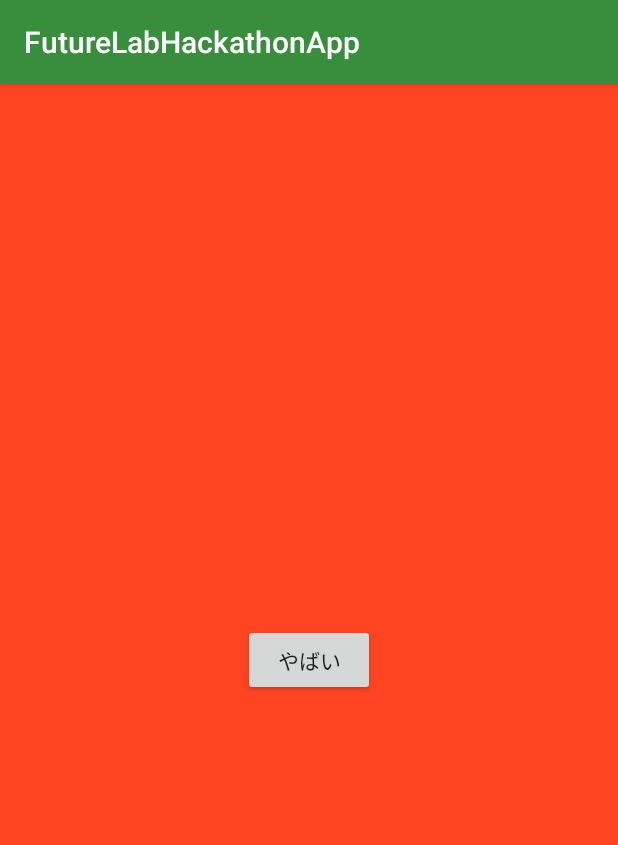
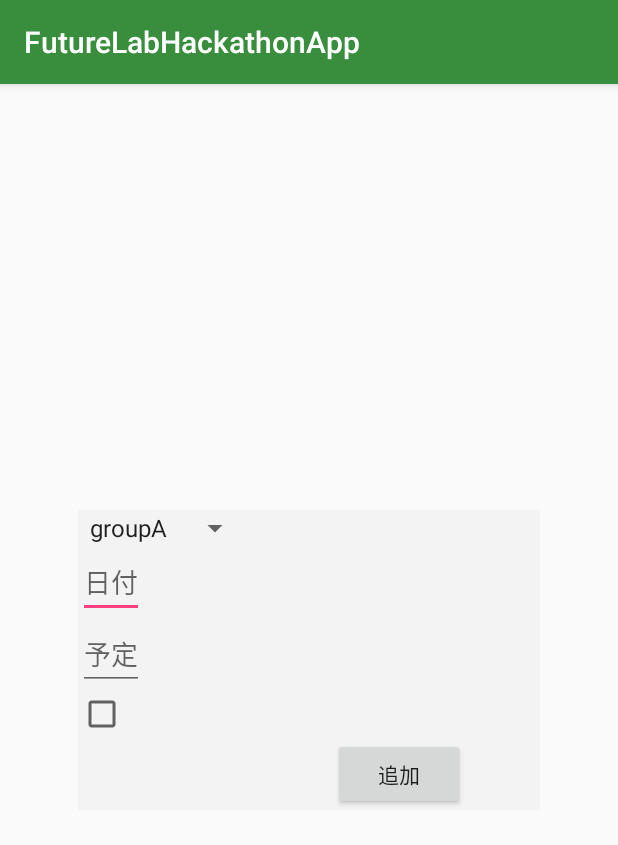
Before and after one commit to kcg-edu-future-lab/Hack201801-TeamZ, an Android app: the fragment HomeFragment shown on its own in the app's theme, on a phone screen of 412 x 824 dp. Shown: the top 845 px of the screen. Run offline under Robolectric (Android 15) with nearby library versions, the phone set to English and light mode, and no system bars; our stand-ins replace data binding.

Commit message:
動く段階のやつ

```diff
--- a/native/app/build.gradle
+++ b/native/app/build.gradle
@@ -54,6 +54,7 @@ dependencies {
     compile 'com.squareup.picasso:picasso:2.5.2'
     // ウィジェット
     compile 'com.roughike:bottom-bar:2.3.1'
+    implementation 'com.android.support:recyclerview-v7:26.1.0'
     // アニメ
     compile 'com.github.florent37:viewanimator:1.0.5'
     // FB
--- a/native/app/src/main/kotlin/com/gumio_inf/futurelabhackathonapp/models/api/FutureServices.kt
+++ b/native/app/src/main/kotlin/com/gumio_inf/futurelabhackathonapp/models/api/FutureServices.kt
@@ -16,4 +16,7 @@ interface FutureServices {
 
     @POST("fcm/send")
     fun sendEmergency(@Body body: HashMap<String, String>): Observable<Void>
+
+    @POST("api/sendInfo")
+    fun sendInput(@Body task: String, time: String, detail: String, nekonote: Boolean)
 }
--- a/native/app/src/main/kotlin/com/gumio_inf/futurelabhackathonapp/views/fragment/HomeFragment.kt
+++ b/native/app/src/main/kotlin/com/gumio_inf/futurelabhackathonapp/views/fragment/HomeFragment.kt
@@ -1,11 +1,20 @@
 package com.gumio_inf.futurelabhackathonapp.views.fragment
 
+import android.databinding.DataBindingUtil
 import android.os.Bundle
 import android.support.v4.app.Fragment
+import android.util.Log
 import android.view.LayoutInflater
 import android.view.View
 import android.view.ViewGroup
+import android.widget.AdapterView
+import android.widget.AdapterView.OnItemSelectedListener
+import android.widget.Spinner
 import com.gumio_inf.futurelabhackathonapp.R
+import com.gumio_inf.futurelabhackathonapp.databinding.FragmentHomeBinding
+import com.gumio_inf.futurelabhackathonapp.models.api.FutureServices
+
+
 
 
 /**
@@ -18,7 +27,49 @@ import com.gumio_inf.futurelabhackathonapp.R
  */
 class HomeFragment : FutureBaseFragment() {
 
+    private var mBinding: FragmentHomeBinding? = null
+    private var mClient: FutureServices? = null
+
+    private var mTaskText: String? = null
+
     override fun onCreateView(inflater: LayoutInflater, container: ViewGroup?, savedInstanceState: Bundle?) : View {
-        return inflater.inflate(R.layout.fragment_home, container, false)
+        mBinding = DataBindingUtil.inflate(inflater, R.layout.fragment_home, container, false)
+        return mBinding?.root!!
+    }
+
+    override fun onCreate(savedInstanceState: Bundle?) {
+        super.onCreate(savedInstanceState)
+//        mBinding?.sendYabai?.setOnClickListener {
+//            App().client().sendEmergency()
+//        }
+
+        // リスナーを登録
+        mBinding?.taskText?.onItemSelectedListener = object : OnItemSelectedListener {
+            //　アイテムが選択された時
+            override fun onItemSelected(parent: AdapterView<*>,
+                                        view: View, position: Int, id: Long) {
+                val spinner = parent as Spinner
+                val item = spinner.selectedItem as String
+                mTaskText = item
+                Log.d("task:", mTaskText)
+            }
+            //　アイテムが選択されなかった
+            override fun onNothingSelected(parent: AdapterView<*>) {}
+        }
+
+        mBinding?.sendButton?.setOnClickListener {
+
+            Log.d("task:", mTaskText)
+            Log.d("time:", mBinding?.timeText?.text.toString())
+            Log.d("detail:", mBinding?.detailsText?.text.toString())
+            Log.d("yabai:", mBinding?.yabaiCheck?.isChecked!!.toString())
+
+//            mClient?.sendInput(
+//                    mTaskText!!,
+//                    mBinding?.timeText?.text.toString(),
+//                    mBinding?.detailsText?.text.toString(),
+//                    mBinding?.yabaiCheck?.isChecked!!
+//            )
+        }
     }
 }
--- a/native/app/src/main/res/layout/fragment_home.xml
+++ b/native/app/src/main/res/layout/fragment_home.xml
@@ -4,14 +4,49 @@
         xmlns:tools="http://schemas.android.com/tools"
         android:layout_width="match_parent"
         android:layout_height="match_parent"
-        android:background="#ff42"
+        android:padding="16dp"
         tools:context=".views.fragment.HomeFragment">
 
-        <Button
-            android:layout_width="wrap_content"
+
+
+        <LinearLayout
+            android:layout_centerInParent="true"
+            android:layout_width="match_parent"
             android:layout_height="wrap_content"
-            android:layout_centerInParent="true"
-            android:text="やばい" />
+            android:background="@color/background_holo_light"
+            android:layout_margin="36dp"
+            android:orientation="vertical">
 
+            <Spinner
+                android:id="@+id/task_text"
+                android:layout_width="wrap_content"
+                android:layout_height="wrap_content"
+                android:entries="@array/task"
+                android:spinnerMode="dialog" />
+
+            <EditText
+                android:id="@+id/time_text"
+                android:layout_width="wrap_content"
+                android:layout_height="wrap_content"
+                android:hint="日付" />
+
+            <EditText
+                android:id="@+id/details_text"
+                android:layout_width="wrap_content"
+                android:layout_height="wrap_content"
+                android:hint="予定" />
+
+            <CheckBox
+                android:id="@+id/yabai_check"
+                android:layout_width="wrap_content"
+                android:layout_height="wrap_content" />
+
+            <Button
+                android:id="@+id/send_button"
+                android:layout_marginLeft="170dp"
+                android:layout_width="wrap_content"
+                android:layout_height="wrap_content"
+                android:text="追加"/>
+        </LinearLayout>
     </RelativeLayout>
 </layout>
--- a/native/app/src/main/res/values/strings.xml
+++ b/native/app/src/main/res/values/strings.xml
@@ -5,4 +5,10 @@
     <string name="hello_blank_fragment">Hello blank fragment</string>
 
     <string name="server_key">key=AAAAxCqd7UU:APA91bH91BULddr7wo_4tYsQMRtmWwavC_TgR6jOZcoJ8JY1-hW2gHVAuw7ZqTIoFScfmQbHWSIVQfkWX0YL8GYWdD0f4bGLnMbSoWM75eV0VTA7it9gNd92Wz2040Kijcs7qBd_ZdU1</string>
+
+    <string-array name="task">
+        <item>groupA</item>
+        <item>groupB</item>
+        <item>groupC</item>
+    </string-array>
 </resources>
```
Also changed, not shown: native/app/src/main/kotlin/com/gumio_inf/futurelabhackathonapp/views/adapter/NekonoteAdapter.kt (added, +43 -0 lines), native/app/src/main/kotlin/com/gumio_inf/futurelabhackathonapp/views/fragment/NekonoteFragment.kt (+16 -1 lines), native/app/src/main/kotlin/com/gumio_inf/futurelabhackathonapp/views/fragment/YabaiFragment.kt (+6 -1 lines), native/app/src/main/res/layout/fragment_nekonote.xml (+12 -4 lines), native/app/src/main/res/layout/fragment_yabai.xml (line endings or trailing spaces).
